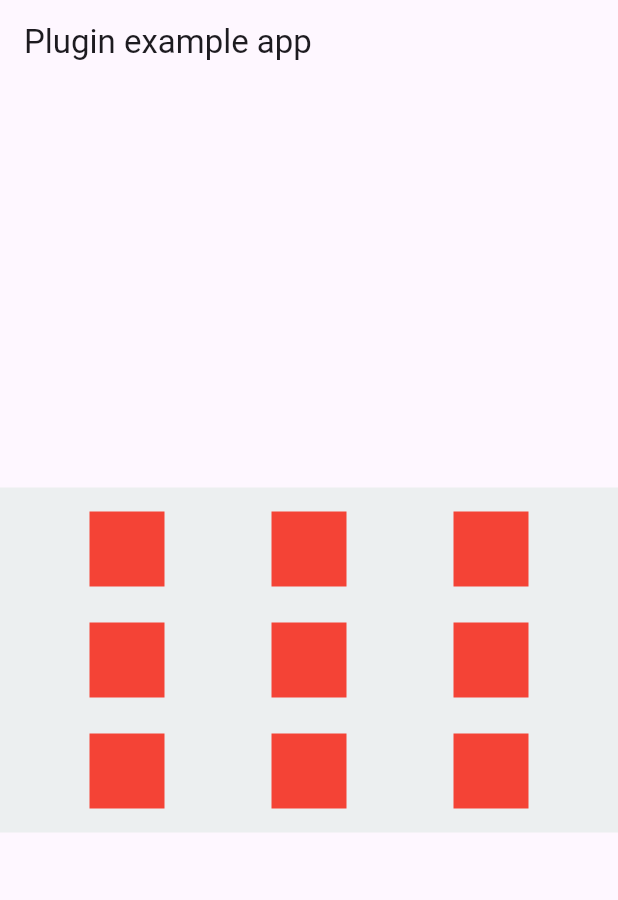
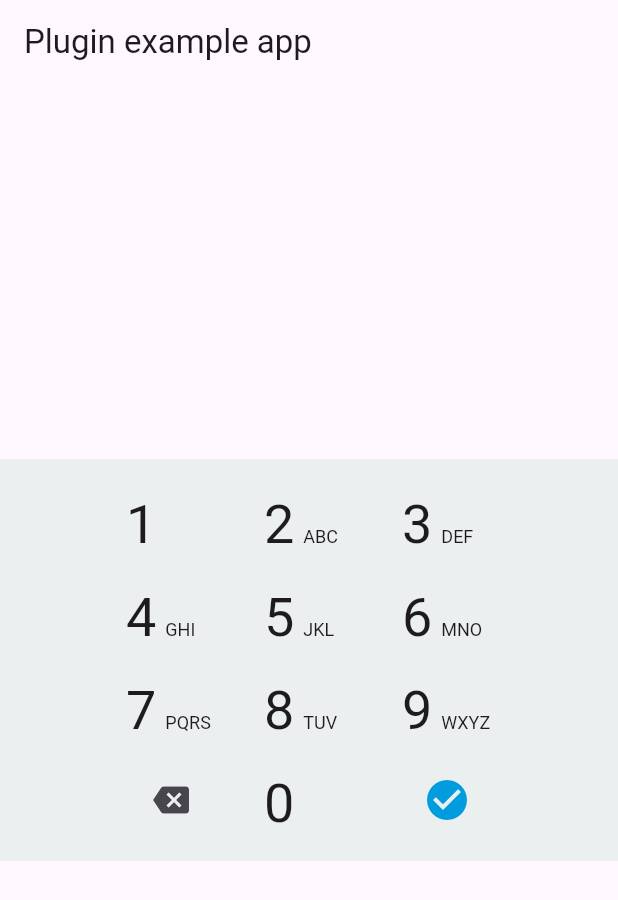
Before and after one commit to imsisojib/phone_keypad, a Flutter app: the screen it shows after launch, on a phone screen of 412 x 824 dp. Shown: the top 900 px of the screen. Run offline on Flutter 3.47's test engine with Material 3 defaults, Android fonts, the phone set to English and light mode, and no system bars.

Commit message:
skeleton design added.

```diff
--- a/lib/src/phone_keypad.dart
+++ b/lib/src/phone_keypad.dart
@@ -1,16 +1,70 @@
 import 'package:flutter/material.dart';
 
-class PhoneKeypad extends StatelessWidget{
+class PhoneKeypad extends StatefulWidget {
   const PhoneKeypad({super.key});
 
-  Widget _buildNumberKey(){
+  @override
+  State<PhoneKeypad> createState() => _PhoneKeypadState();
+}
+
+class _PhoneKeypadState extends State<PhoneKeypad> {
+  Widget _buildNumberKey({
+    required String value,
+    required String textValue,
+    String? subText,
+  }) {
     return Container(
       height: 50,
-      width: 50,
+      width: 60,
       decoration: BoxDecoration(
-        color: Colors.red,
+        //color: Colors.red,
+      ),
+      child: Row(
+        crossAxisAlignment: CrossAxisAlignment.end,
+        children: [
+          Text(
+            textValue,
+            style: Theme.of(context).textTheme.displaySmall,
+          ),
+          SizedBox(width: 6,),
+          Column(
+            mainAxisAlignment: MainAxisAlignment.end,
+            children: [
+              Text(
+                subText ?? "",
+                style: Theme.of(context).textTheme.displaySmall?.copyWith(
+                  fontSize: 12,
+                ),
+              ),
+              SizedBox(height: 6,),
+            ],
+          )
+        ],
       ),
     );
+  }
+
+  Widget _buildIconKey({
+    required Icon icon,
+    Function? onPressed,
+  }) {
+    return Container(
+      height: 50,
+      width: 60,
+      decoration: BoxDecoration(
+        //color: Colors.red,
+      ),
+      child: IconButton(
+        onPressed: (){
+          onPressed?.call();
+        },
+        icon: icon,
+      ),
+    );
+  }
+
+  Widget spaceHorizontal(){
+    return SizedBox(width: 32,);
   }
 
   @override
@@ -27,29 +81,100 @@ class PhoneKeypad extends StatelessWidget{
         mainAxisSize: MainAxisSize.min,
         children: [
           Row(
-            mainAxisAlignment: MainAxisAlignment.spaceAround,
+            mainAxisAlignment: MainAxisAlignment.center,
             children: [
-              _buildNumberKey(),
-              _buildNumberKey(),
-              _buildNumberKey(),
+              _buildNumberKey(
+                value: "1",
+                textValue: "1",
+              ),
+              spaceHorizontal(),
+              _buildNumberKey(
+                value: "2",
+                textValue: "2",
+                subText: "ABC",
+              ),
+              spaceHorizontal(),
+              _buildNumberKey(
+                value: "3",
+                textValue: "3",
+                subText: "DEF",
+              ),
             ],
           ),
-          SizedBox(height: 24,),
+          SizedBox(
+            height: 12,
+          ),
           Row(
-            mainAxisAlignment: MainAxisAlignment.spaceAround,
+            mainAxisAlignment: MainAxisAlignment.center,
             children: [
-              _buildNumberKey(),
-              _buildNumberKey(),
-              _buildNumberKey(),
+              _buildNumberKey(
+                value: "4",
+                textValue: "4",
+                subText: "GHI",
+              ),
+              spaceHorizontal(),
+              _buildNumberKey(
+                value: "5",
+                textValue: "5",
+                subText: "JKL",
+              ),
+              spaceHorizontal(),
+              _buildNumberKey(
+                value: "6",
+                textValue: "6",
+                subText: "MNO",
+              ),
             ],
           ),
-          SizedBox(height: 24,),
+          SizedBox(
+            height: 12,
+          ),
           Row(
-            mainAxisAlignment: MainAxisAlignment.spaceAround,
+            mainAxisAlignment: MainAxisAlignment.center,
             children: [
-              _buildNumberKey(),
-              _buildNumberKey(),
-              _buildNumberKey(),
+              _buildNumberKey(
+                value: "7",
+                textValue: "7",
+                subText: "PQRS",
+              ),
+              spaceHorizontal(),
+              _buildNumberKey(
+                value: "8",
+                textValue: "8",
+                subText: "TUV",
+              ),
+              spaceHorizontal(),
+              _buildNumberKey(
+                value: "9",
+                textValue: "9",
+                subText: "WXYZ",
+              ),
+            ],
+          ),
+          SizedBox(
+            height: 12,
+          ),
+          Row(
+            mainAxisAlignment: MainAxisAlignment.center,
+            children: [
+              _buildIconKey(
+                icon: Icon(Icons.backspace),
+                onPressed: (){
+
+                }
+              ),
+              spaceHorizontal(),
+              _buildNumberKey(
+                value: "0",
+                textValue: "0",
+              ),
+              spaceHorizontal(),
+              _buildIconKey(
+                  icon: const Icon(Icons.check_circle,color: Color(0xff009CDE),size: 32,),
+                  onPressed: (){
+
+                  }
+              ),
             ],
           ),
         ],
```
